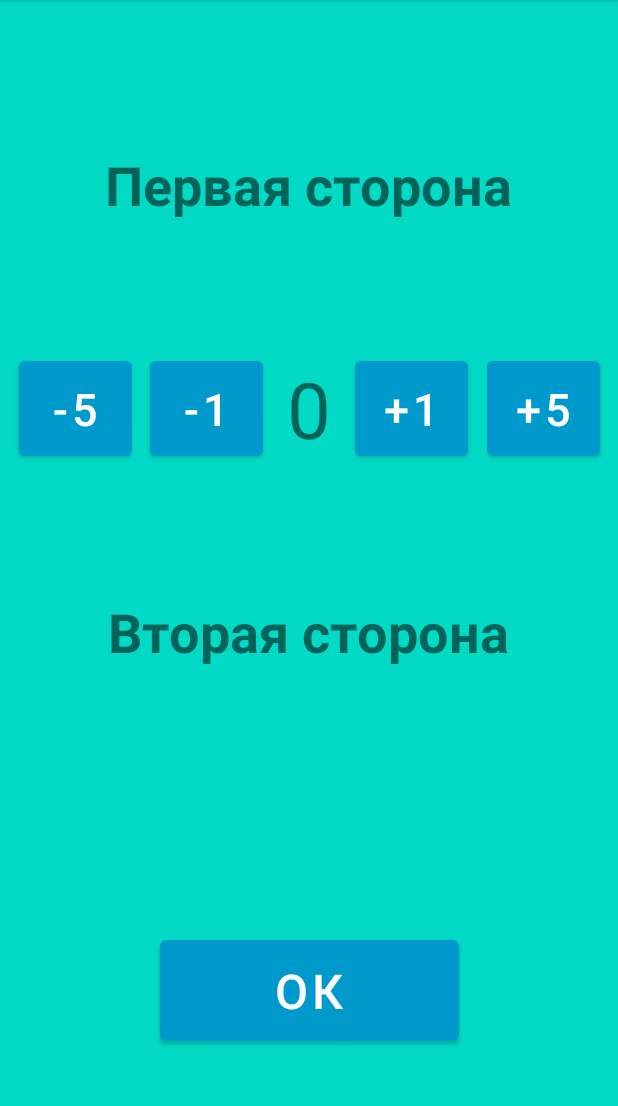
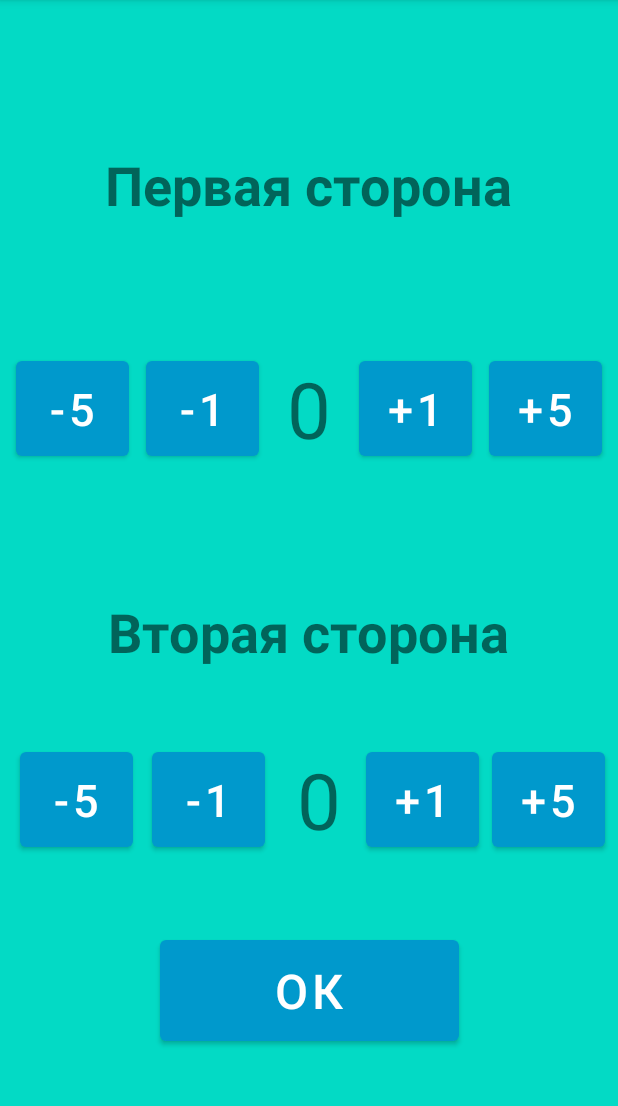
Before and after one commit to SergeySigov/Pancakes, an Android app: the SettingsActivity screen opened directly, with no data from a screen before it, on a phone screen of 412 x 824 dp, the part 84-1190 px from its top. Run offline under Robolectric (Android 15) with nearby library versions, the phone set to English and light mode, and no system bars.

Commit message:
Переделаны настройки таймеров.

```diff
--- a/app/src/main/res/layout/activity_settings.xml
+++ b/app/src/main/res/layout/activity_settings.xml
@@ -47,6 +47,40 @@
         app:layout_constraintTop_toTopOf="parent"
         app:layout_constraintVertical_bias="0.901" />
 
+    <Button
+        android:id="@+id/button_minus_5_t1"
+        android:layout_width="75dp"
+        android:layout_height="75dp"
+        android:layout_marginStart="8dp"
+        android:layout_marginLeft="8dp"
+        android:onClick="button_minus_5_t1_Click"
+        android:paddingLeft="4dp"
+        android:paddingRight="4dp"
+        android:text="-5"
+        android:textSize="30sp"
+        app:backgroundTint="@android:color/holo_blue_dark"
+        app:layout_constraintBottom_toTopOf="@+id/textView2"
+        app:layout_constraintEnd_toStartOf="@+id/button_minus_1_t1"
+        app:layout_constraintStart_toStartOf="parent"
+        app:layout_constraintTop_toBottomOf="@+id/textView" />
+
+    <Button
+        android:id="@+id/button_minus_1_t1"
+        android:layout_width="75dp"
+        android:layout_height="75dp"
+        android:layout_marginStart="8dp"
+        android:layout_marginLeft="8dp"
+        android:layout_marginEnd="16dp"
+        android:layout_marginRight="16dp"
+        android:onClick="button_minus_1_t1_Click"
+        android:text="-1"
+        android:textSize="30sp"
+        app:backgroundTint="@android:color/holo_blue_dark"
+        app:layout_constraintBottom_toTopOf="@+id/textView2"
+        app:layout_constraintEnd_toStartOf="@+id/textView_timer1"
+        app:layout_constraintStart_toEndOf="@+id/button_minus_5_t1"
+        app:layout_constraintTop_toBottomOf="@+id/textView" />
+
     <TextView
         android:id="@+id/textView_timer1"
         android:layout_width="wrap_content"
@@ -59,42 +93,19 @@
         app:layout_constraintTop_toBottomOf="@+id/textView" />
 
     <Button
-        android:id="@+id/button_minus_1_t1"
-        android:layout_width="75dp"
-        android:layout_height="75dp"
-        android:layout_marginEnd="16dp"
-        android:layout_marginRight="16dp"
-        android:text="-1"
-        android:textSize="30sp"
-        app:backgroundTint="@android:color/holo_blue_dark"
-        app:layout_constraintBottom_toTopOf="@+id/textView2"
-        app:layout_constraintEnd_toStartOf="@+id/textView_timer1"
-        app:layout_constraintTop_toBottomOf="@+id/textView" />
-
-    <Button
-        android:id="@+id/button_minus_5_t1"
-        android:layout_width="75dp"
-        android:layout_height="75dp"
-        android:paddingLeft="4dp"
-        android:paddingRight="4dp"
-        android:text="-5"
-        android:textSize="30sp"
-        app:backgroundTint="@android:color/holo_blue_dark"
-        app:layout_constraintBottom_toTopOf="@+id/textView2"
-        app:layout_constraintEnd_toStartOf="@+id/button_minus_1_t1"
-        app:layout_constraintStart_toStartOf="parent"
-        app:layout_constraintTop_toBottomOf="@+id/textView" />
-
-    <Button
         android:id="@+id/button_plus_1_t1"
         android:layout_width="75dp"
         android:layout_height="75dp"
         android:layout_marginStart="16dp"
         android:layout_marginLeft="16dp"
+        android:layout_marginEnd="8dp"
+        android:layout_marginRight="8dp"
+        android:onClick="button_plus_1_t1_Click"
         android:text="+1"
         android:textSize="30sp"
         app:backgroundTint="@android:color/holo_blue_dark"
         app:layout_constraintBottom_toTopOf="@+id/textView2"
+        app:layout_constraintEnd_toStartOf="@+id/button_plus_5_t1"
         app:layout_constraintStart_toEndOf="@+id/textView_timer1"
         app:layout_constraintTop_toBottomOf="@+id/textView" />
 
@@ -102,6 +113,9 @@
         android:id="@+id/button_plus_5_t1"
         android:layout_width="75dp"
         android:layout_height="75dp"
+        android:layout_marginEnd="8dp"
+        android:layout_marginRight="8dp"
+        android:onClick="button_plus_5_t1_Click"
         android:paddingLeft="4dp"
         android:paddingRight="4dp"
         android:text="+5"
@@ -111,4 +125,83 @@
         app:layout_constraintEnd_toEndOf="parent"
         app:layout_constraintStart_toEndOf="@+id/button_plus_1_t1"
         app:layout_constraintTop_toBottomOf="@+id/textView" />
+
+    <Button
+        android:id="@+id/button_minus_5_t2"
+        android:layout_width="75dp"
+        android:layout_height="75dp"
+        android:layout_marginStart="8dp"
+        android:layout_marginLeft="8dp"
+        android:onClick="button_minus_5_t2_Click"
+        android:paddingLeft="4dp"
+        android:paddingRight="4dp"
+        android:text="-5"
+        android:textSize="30sp"
+        app:backgroundTint="@android:color/holo_blue_dark"
+        app:layout_constraintBottom_toTopOf="@+id/button_save"
+        app:layout_constraintEnd_toStartOf="@+id/button_minus_1_t2"
+        app:layout_constraintStart_toStartOf="parent"
+        app:layout_constraintTop_toBottomOf="@+id/textView2" />
+
+    <Button
+        android:id="@+id/button_minus_1_t2"
+        android:layout_width="75dp"
+        android:layout_height="75dp"
+        android:layout_marginStart="8dp"
+        android:layout_marginLeft="8dp"
+        android:layout_marginEnd="16dp"
+        android:layout_marginRight="16dp"
+        android:onClick="button_minus_1_t2_Click"
+        android:text="-1"
+        android:textSize="30sp"
+        app:backgroundTint="@android:color/holo_blue_dark"
+        app:layout_constraintBottom_toTopOf="@+id/button_save"
+        app:layout_constraintEnd_toStartOf="@+id/textView_timer2"
+        app:layout_constraintStart_toEndOf="@+id/button_minus_5_t2"
+        app:layout_constraintTop_toBottomOf="@+id/textView2" />
+
+    <TextView
+        android:id="@+id/textView_timer2"
+        android:layout_width="wrap_content"
+        android:layout_height="wrap_content"
+        android:text="00"
+        android:textSize="52sp"
+        app:layout_constraintBottom_toTopOf="@+id/button_save"
+        app:layout_constraintEnd_toEndOf="parent"
+        app:layout_constraintStart_toStartOf="@+id/button_minus_5_t2"
+        app:layout_constraintTop_toBottomOf="@+id/textView2" />
+
+    <Button
+        android:id="@+id/button_plus_1_t2"
+        android:layout_width="75dp"
+        android:layout_height="75dp"
+        android:layout_marginStart="16dp"
+        android:layout_marginLeft="16dp"
+        android:layout_marginEnd="8dp"
+        android:layout_marginRight="8dp"
+        android:onClick="button_plus_1_t2_Click"
+        android:text="+1"
+        android:textSize="30sp"
+        app:backgroundTint="@android:color/holo_blue_dark"
+        app:layout_constraintBottom_toTopOf="@+id/button_save"
+        app:layout_constraintEnd_toStartOf="@+id/button_plus_5_t2"
+        app:layout_constraintStart_toEndOf="@+id/textView_timer2"
+        app:layout_constraintTop_toBottomOf="@+id/textView2" />
+
+    <Button
+        android:id="@+id/button_plus_5_t2"
+        android:layout_width="75dp"
+        android:layout_height="75dp"
+        android:layout_marginEnd="8dp"
+        android:layout_marginRight="8dp"
+        android:onClick="button_plus_5_t2_Click"
+        android:paddingLeft="4dp"
+        android:paddingRight="4dp"
+        android:text="+5"
+        android:textSize="30sp"
+        app:backgroundTint="@android:color/holo_blue_dark"
+        app:layout_constraintBottom_toTopOf="@+id/button_save"
+        app:layout_constraintEnd_toEndOf="parent"
+        app:layout_constraintStart_toEndOf="@+id/button_plus_1_t2"
+        app:layout_constraintTop_toBottomOf="@+id/textView2" />
 </androidx.constraintlayout.widget.ConstraintLayout>
```
Also changed, not shown: app/src/main/java/com/sigov/pancakes/SettingsActivity.kt (+48 -1 lines), app/src/main/res/layout/activity_main.xml (+9 -6 lines).
